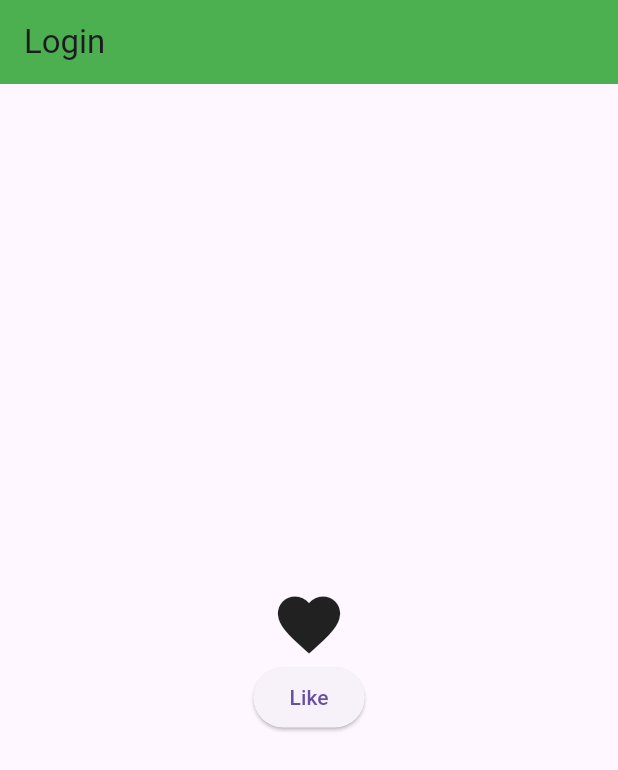
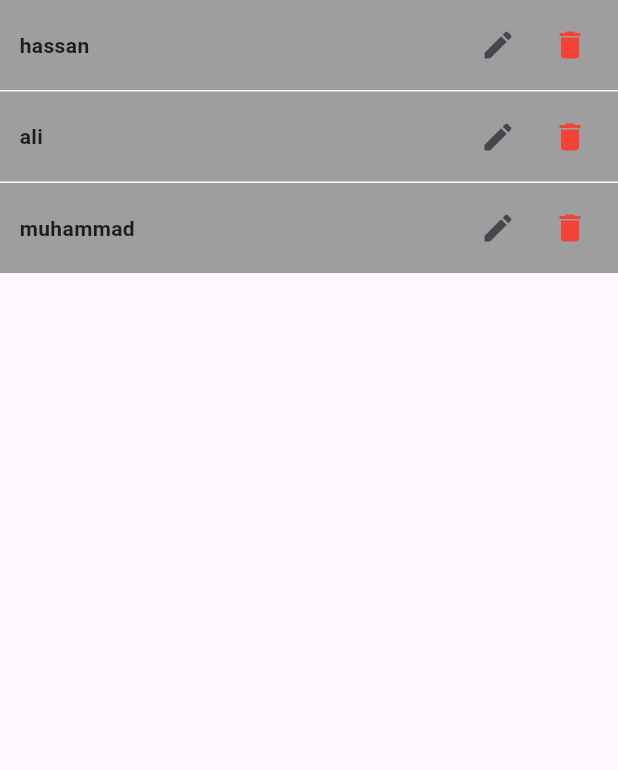
Before and after one commit to hassanshakil22/Practice-flutter, a Flutter app: the screen it shows after launch, on a phone screen of 412 x 824 dp. Shown: the top 770 px of the screen. Run offline on Flutter 3.47's test engine with Material 3 defaults, Android fonts, the phone set to English and light mode, and no system bars.

Commit message:
to do app starting

```diff
--- a/lib/login_view.dart
+++ b/lib/login_view.dart
@@ -1,28 +1,100 @@
 import 'package:flutter/cupertino.dart';
 import 'package:flutter/material.dart';
+import 'package:flutter/widgets.dart';
 import 'package:practice_flutter/widgets/tile_Widget.dart';
 
-class LoginView extends StatelessWidget {
-  const LoginView({super.key});
+class TodoApp extends StatefulWidget {
+  const TodoApp({super.key});
+
+  @override
+  State<TodoApp> createState() => _TodoAppState();
+}
+
+class _TodoAppState extends State<TodoApp> {
+  List<String> toDoList = ["hassan", "ali", "muhammad"];
 
   @override
   Widget build(BuildContext context) {
-    bool isFavourite = false;
     return Scaffold(
-      appBar: AppBar(
-        backgroundColor: Colors.green,
-        title: const Text("Login"),
+        body: ListView.builder(
+            itemCount: toDoList.length,
+            itemBuilder: (BuildContext context, int index) {
+              return Container(
+                padding: const EdgeInsets.all(8),
+                margin: const EdgeInsets.only(bottom: 1),
+                color: Colors.grey,
+                height: 60,
+                child: Row(
+                  // mainAxisAlignment: MainAxisAlignment.spaceBetween,
+                  children: [
+                    Row(
+                      children: [
+                        const SizedBox(
+                          width: 5,
                         ),
-      body: Center(
-        child: Column(mainAxisAlignment: MainAxisAlignment.center, children: [
-          const Icon(
-            Icons.favorite,
-            size: 50,
+                        Text(
+                          toDoList[index],
+                          style: const TextStyle(fontWeight: FontWeight.bold),
                         ),
-          ElevatedButton(onPressed: () {}, child: const Text("Like"))
-        ]),
+                      ],
+                    ),
+                    const Spacer(),
+                    Row(
+                      children: [
+                        IconButton(
+                            onPressed: () {
+                              toDoList.removeAt(index);
+                              setState(() {});
+                            },
+                            icon: const Icon(Icons.edit)),
+                        IconButton(
+                            color: Colors.red,
+                            onPressed: () {
+                              toDoList[index] = "";
+                              setState(() {});
+                            },
+                            icon: const Icon(Icons.delete)),
+                      ],
+                    ),
+                  ],
                 ),
               );
+            }));
+  }
+}
+
+// favourite button
+// class LoginView extends StatefulWidget {
+//   const LoginView({super.key});
+
+//   @override
+//   State<LoginView> createState() => _LoginViewState();
+// }
+
+// class _LoginViewState extends State<LoginView> {
+//   @override
+//   Widget build(BuildContext context) {
+//     bool isFav = false;
+
+//     return Scaffold(
+//       appBar: AppBar(
+//         backgroundColor: Colors.green,
+//         title: const Text("Login"),
+//       ),
+//       body: Center(
+//         child: Column(mainAxisAlignment: MainAxisAlignment.center, children: [
+//           const Icon(
+//             Icons.favorite,
+//             size: 50,
+//           ),
+//           ElevatedButton(
+//               onPressed: () {
+//                 setState(() {});
+//               },
+//               child: const Text("Like"))
+//         ]),
+//       ),
+//     );
 
 // return Scaffold(
 //     appBar: AppBar(
@@ -82,5 +154,3 @@ class LoginView extends StatelessWidget {
 
 // );
 // Image.asset('assets/images/car.jpg'));
-  }
-}
--- a/lib/main.dart
+++ b/lib/main.dart
@@ -12,7 +12,7 @@ class MyApp extends StatelessWidget {
   @override
   Widget build(BuildContext context) {
     return const MaterialApp(
-      home: LoginView(),
+      home: TodoApp(),
     );
   }
 }
```
Also changed, not shown: lib/list_view.dart (added, +46 -0 lines), lib/widgets/favorite_widget.dart (+15 -0 lines), lib/widgets/tile_widget.dart (+6 -8 lines). Lines whose indentation alone changed are shown as unchanged.
